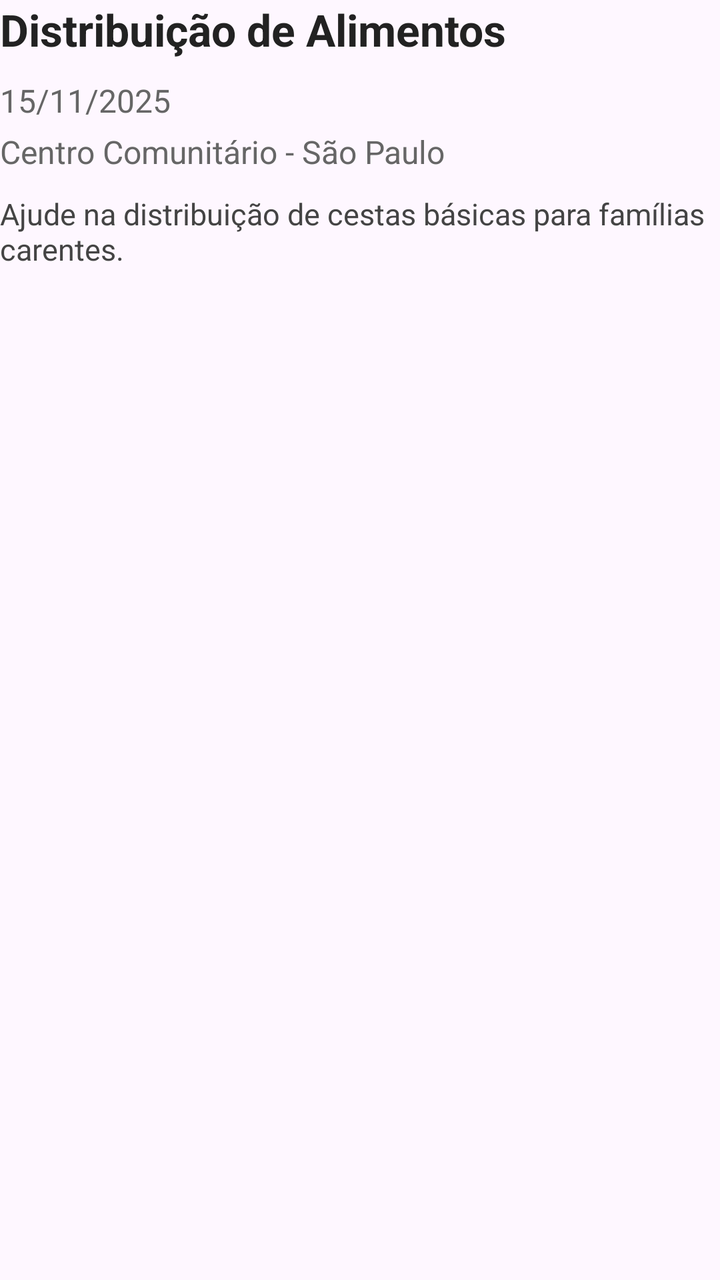
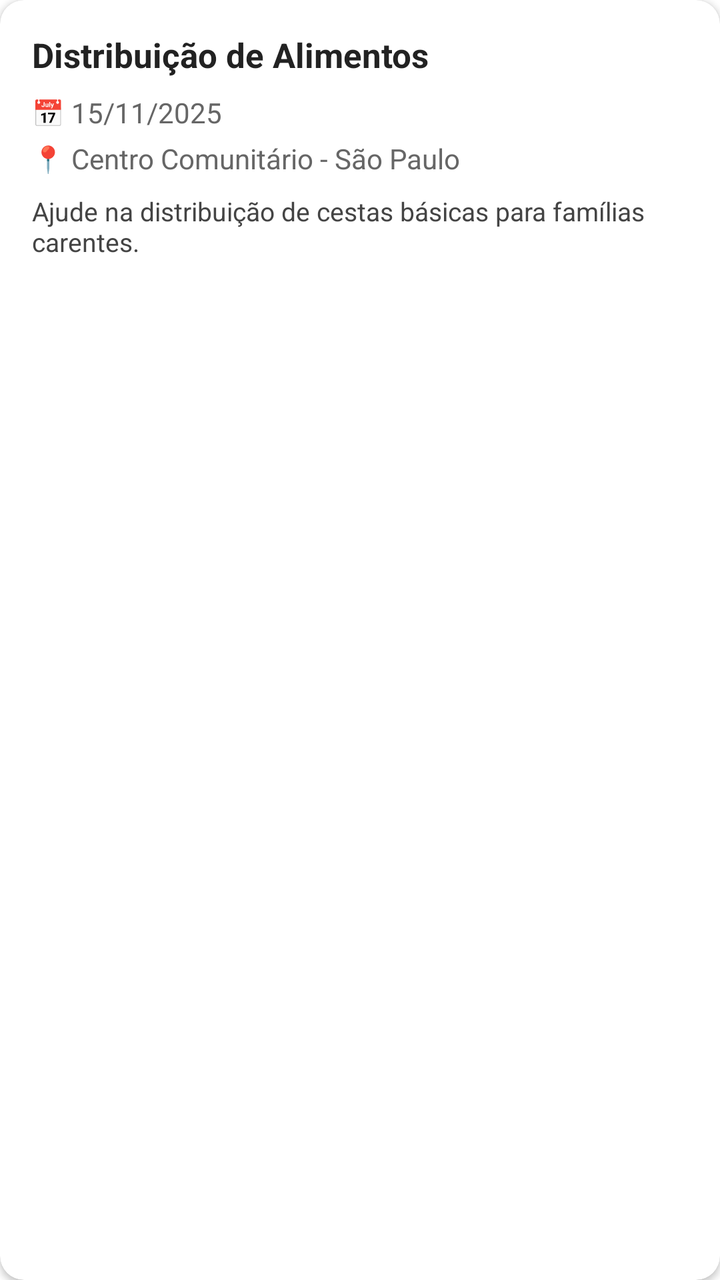

The first picture is an Android layout as it rendered before a commit; the second is the same layout after the commit. The layout source and the unified diff follow.
<!-- AndroidManifest.xml: application theme Theme.Extensao -->
<!-- res/layout/item_meus_eventos.xml -->
<?xml version="1.0" encoding="utf-8"?>
<LinearLayout xmlns:android="http://schemas.android.com/apk/res/android"
    xmlns:app="http://schemas.android.com/apk/res-auto"
    xmlns:tools="http://schemas.android.com/tools"
    android:layout_width="match_parent"
    android:layout_height="wrap_content"
    android:layout_marginBottom="14dp"
    tools:background="@drawable/bg_card_evento"
    tools:orientation="vertical">

    <LinearLayout
        android:layout_width="match_parent"
        android:layout_height="wrap_content"
        android:orientation="vertical"
        tools:ignore="UselessParent">

        <LinearLayout
            android:layout_width="match_parent"
            android:layout_height="wrap_content"
            android:orientation="horizontal">

            <TextView
                android:id="@+id/txtTituloEvento4"
                android:layout_width="338dp"
                android:layout_height="wrap_content"
                android:layout_weight="1"
                android:text="Distribuição de Alimentos"
                android:textColor="#222222"
                android:textSize="22sp"
                android:textStyle="bold" />

        </LinearLayout>

        <TextView
            android:id="@+id/txtDataEvento4"
            android:layout_width="match_parent"
            android:layout_height="wrap_content"
            android:layout_marginTop="10dp"
            android:text="15/11/2025"
            android:textColor="#666666"
            android:textSize="16sp" />

        <TextView
            android:id="@+id/txtLocalEvento4"
            android:layout_width="match_parent"
            android:layout_height="wrap_content"
            android:layout_marginTop="4dp"
            android:text="Centro Comunitário - São Paulo"
            android:textColor="#666666"
            android:textSize="16sp" />

        <TextView
            android:id="@+id/txtDescricaoEvento4"
            android:layout_width="match_parent"
            android:layout_height="wrap_content"
            android:layout_marginTop="10dp"
            android:text="Ajude na distribuição de cestas básicas para famílias carentes."
            android:textColor="#444444"
            android:textSize="15sp" />

    </LinearLayout>
</LinearLayout>
<!-- resources referenced by this layout -->
<resources>
  <!-- drawable bg_card_evento (drawable) -->
  <?xml version="1.0" encoding="utf-8"?>
  <shape xmlns:android="http://schemas.android.com/apk/res/android">
      <solid android:color="#FFFFFF"/>
      <corners android:radius="18dp"/>
      <stroke
          android:width="1dp"
          android:color="#E6E6E6"/>
      <padding
          android:left="16dp"
          android:top="16dp"
          android:right="16dp"
          android:bottom="16dp"/>
  </shape>
  <style name="Theme.Extensao" parent="Base.Theme.Extensao" />
  <style name="Base.Theme.Extensao" parent="Theme.Material3.DayNight.NoActionBar">
          
          
      </style>
</resources>

<!-- the commit's change to res/layout/item_meus_eventos.xml (unified diff, before → after) -->
@@ -1,62 +1,85 @@
 <?xml version="1.0" encoding="utf-8"?>
-<LinearLayout xmlns:android="http://schemas.android.com/apk/res/android"
+<androidx.cardview.widget.CardView xmlns:android="http://schemas.android.com/apk/res/android"
     xmlns:app="http://schemas.android.com/apk/res-auto"
-    xmlns:tools="http://schemas.android.com/tools"
     android:layout_width="match_parent"
     android:layout_height="wrap_content"
-    android:layout_marginBottom="14dp"
-    tools:background="@drawable/bg_card_evento"
-    tools:orientation="vertical">
+    android:layout_marginBottom="12dp"
+    app:cardCornerRadius="12dp"
+    app:cardElevation="2dp"
+    app:cardBackgroundColor="@color/white">
 
     <LinearLayout
         android:layout_width="match_parent"
         android:layout_height="wrap_content"
         android:orientation="vertical"
-        tools:ignore="UselessParent">
+        android:padding="16dp">
+
+        <TextView
+            android:id="@+id/txtTituloEvento4"
+            android:layout_width="match_parent"
+            android:layout_height="wrap_content"
+            android:text="Distribuição de Alimentos"
+            android:textColor="@color/text_primary"
+            android:textSize="17sp"
+            android:textStyle="bold"
+            android:layout_marginBottom="8dp" />
 
         <LinearLayout
+            android:orientation="horizontal"
             android:layout_width="match_parent"
             android:layout_height="wrap_content"
-            android:orientation="horizontal">
+            android:gravity="center_vertical"
+            android:layout_marginBottom="4dp">
 
             <TextView
-                android:id="@+id/txtTituloEvento4"
-                android:layout_width="338dp"
+                android:layout_width="wrap_content"
                 android:layout_height="wrap_content"
-                android:layout_weight="1"
-                android:text="Distribuição de Alimentos"
-                android:textColor="#222222"
-                android:textSize="22sp"
-                android:textStyle="bold" />
+                android:text="📅 "
+                android:textSize="13sp" />
+
+            <TextView
+                android:id="@+id/txtDataEvento4"
+                android:layout_width="wrap_content"
+                android:layout_height="wrap_content"
+                android:text="15/11/2025"
+                android:textColor="@color/text_secondary"
+                android:textSize="14sp" />
 
         </LinearLayout>
 
-        <TextView
-            android:id="@+id/txtDataEvento4"
+        <LinearLayout
+            android:orientation="horizontal"
             android:layout_width="match_parent"
             android:layout_height="wrap_content"
-            android:layout_marginTop="10dp"
-            android:text="15/11/2025"
-            android:textColor="#666666"
-            android:textSize="16sp" />
+            android:gravity="center_vertical"
+            android:layout_marginBottom="8dp">
 
-        <TextView
-            android:id="@+id/txtLocalEvento4"
-            android:layout_width="match_parent"
-            android:layout_height="wrap_content"
-            android:layout_marginTop="4dp"
-            android:text="Centro Comunitário - São Paulo"
-            android:textColor="#666666"
-            android:textSize="16sp" />
+            <TextView
+                android:layout_width="wrap_content"
+                android:layout_height="wrap_content"
+                android:text="📍 "
+                android:textSize="13sp" />
+
+            <TextView
+                android:id="@+id/txtLocalEvento4"
+                android:layout_width="wrap_content"
+                android:layout_height="wrap_content"
+                android:text="Centro Comunitário - São Paulo"
+                android:textColor="@color/text_secondary"
+                android:textSize="14sp" />
+
+        </LinearLayout>
 
         <TextView
             android:id="@+id/txtDescricaoEvento4"
             android:layout_width="match_parent"
             android:layout_height="wrap_content"
-            android:layout_marginTop="10dp"
             android:text="Ajude na distribuição de cestas básicas para famílias carentes."
-            android:textColor="#444444"
-            android:textSize="15sp" />
+            android:textColor="@color/text_description"
+            android:textSize="13sp"
+            android:maxLines="2"
+            android:ellipsize="end" />
 
     </LinearLayout>
-</LinearLayout>
+
+</androidx.cardview.widget.CardView>
<!-- resource entries referenced after the edit -->
@@ -1,23 +1,27 @@
 <!-- resources referenced by this layout -->
 <resources>
-  <!-- drawable bg_card_evento (drawable) -->
-  <?xml version="1.0" encoding="utf-8"?>
-  <shape xmlns:android="http://schemas.android.com/apk/res/android">
-      <solid android:color="#FFFFFF"/>
-      <corners android:radius="18dp"/>
-      <stroke
-          android:width="1dp"
-          android:color="#E6E6E6"/>
-      <padding
-          android:left="16dp"
-          android:top="16dp"
-          android:right="16dp"
-          android:bottom="16dp"/>
-  </shape>
+  <color name="text_description">#444444</color>
+  <color name="text_primary">#222222</color>
+  <color name="text_secondary">#666666</color>
+  <color name="white">#FFFFFFFF</color>
   <style name="Theme.Extensao" parent="Base.Theme.Extensao" />
-  <style name="Base.Theme.Extensao" parent="Theme.Material3.DayNight.NoActionBar">
+  <style name="Base.Theme.Extensao" parent="Theme.Material3.Light.NoActionBar">
+          <item name="colorPrimary">@color/primary_red</item>
+          <item name="colorPrimaryVariant">@color/primary_red_dark</item>
+          <item name="colorOnPrimary">@color/white</item>
+          <item name="colorSecondary">@color/primary_red</item>
+          <item name="colorOnSecondary">@color/white</item>
+          <item name="android:windowBackground">@color/white</item>
+          <item name="colorSurface">@color/white</item>
+          <item name="colorOnSurface">@color/text_primary</item>
           
-          
+          <item name="bottomNavigationStyle">@style/BottomNavStyle</item>
+      </style>
+  <color name="primary_red">#D32F2F</color>
+  <color name="primary_red_dark">#B71C1C</color>
+  <style name="BottomNavStyle" parent="Widget.MaterialComponents.BottomNavigationView">
+          <item name="itemIconTint">@color/bottom_nav_color</item>
+          <item name="itemTextColor">@color/bottom_nav_color</item>
       </style>
 </resources>
 
